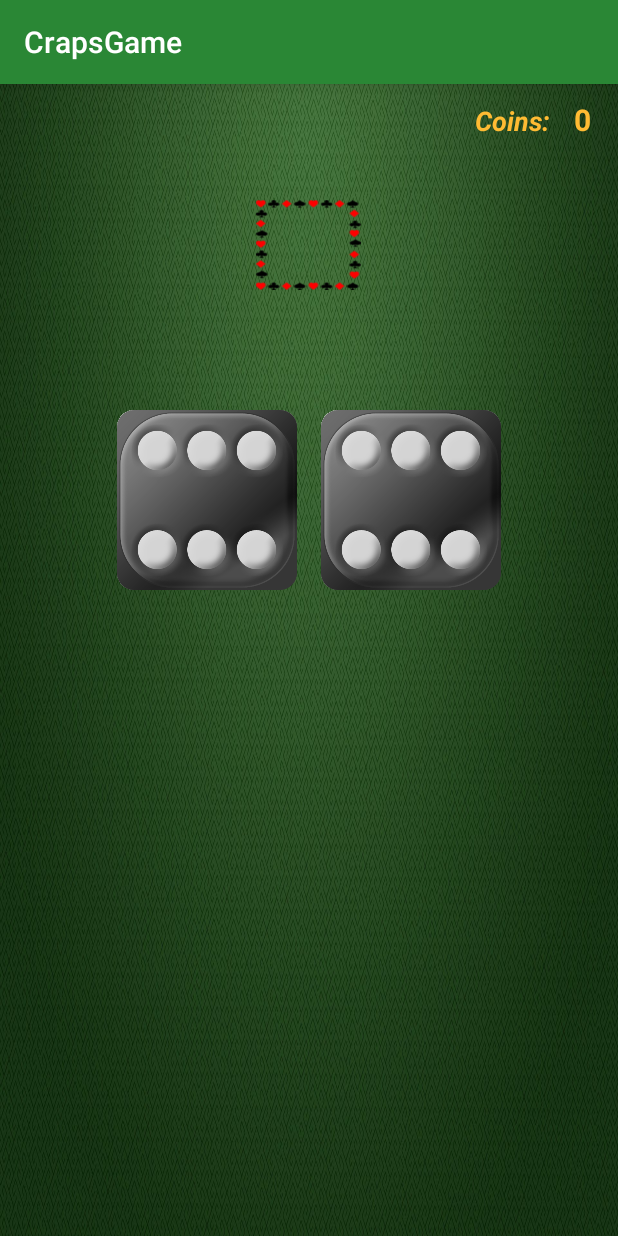
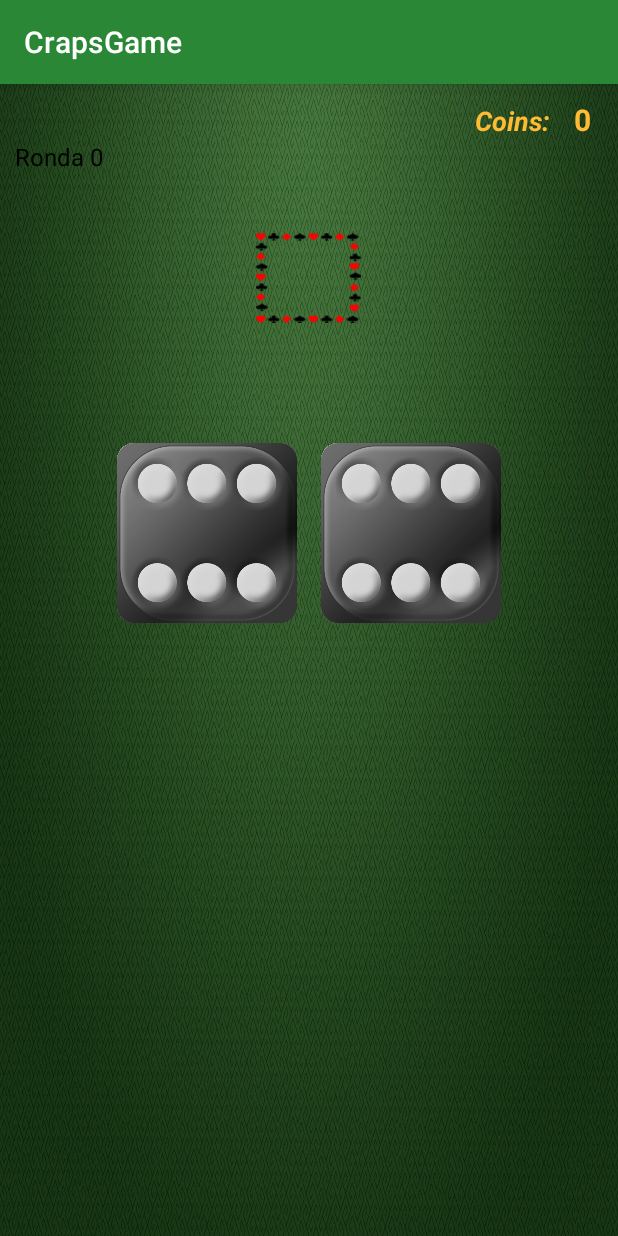
Before and after one commit to Cegoco11/Craps, an Android app: the screen it shows after launch (crapsPlay), on a phone screen of 412 x 824 dp. Run offline under Robolectric (Android 15) with nearby library versions, the phone set to English and light mode, and no system bars.

Commit message:
Añadidos
-Agregado contador de rondas que se muestra tambien en la interfaz

```diff
--- a/app/src/main/java/com/example/cegoc/craps/crapsPlay.java
+++ b/app/src/main/java/com/example/cegoc/craps/crapsPlay.java
@@ -13,14 +13,14 @@ import android.widget.Toast;
 public class crapsPlay extends AppCompatActivity {
 
     private final int MONEDAS_GANADAS=10;
-    private final int MONEDAS_PERDIDAS=8;
+    private final int MONEDAS_PERDIDAS=7;
     private String arrDado[];
     private ImageView img1;
     private ImageView img2;
     private LinearLayout dadosLayout;
-    private TextView tiradaText, monedasText;
+    private TextView tiradaText, monedasText, rondaText;
     private boolean control,hasJugado;
-    private int dado1, dado2, valorTirada1, monedas;
+    private int dado1, dado2, valorTirada1, monedas, contadorRondas;
 
     @Override
     protected void onCreate(Bundle savedInstanceState) {
@@ -36,6 +36,7 @@ public class crapsPlay extends AppCompatActivity {
         dadosLayout=(LinearLayout)findViewById(R.id.dados);
         tiradaText=(TextView)findViewById(R.id.tiradaRef);
         monedasText=(TextView) findViewById(R.id.monedas);
+        rondaText=(TextView) findViewById(R.id.numRonda);
 
         estadoInicial();
 
@@ -102,9 +103,11 @@ public class crapsPlay extends AppCompatActivity {
         control=!control;
         tirarDados();
         if(!control){
+            contadorRondas++;
+            rondaText.setText("Ronda "+Integer.toString(contadorRondas));
             int total=dado1+dado2;
+            tiradaText.setText(Integer.toString(total));
             tiradaText.setTextColor(ContextCompat.getColor(this, R.color.numeroTargetActivo));
-            tiradaText.setText(Integer.toString(total));
             switch (total) {
                 case 7:
                 case 11:
@@ -144,6 +147,8 @@ public class crapsPlay extends AppCompatActivity {
         control=!control;
         tirarDados();
         if(!control) {
+            contadorRondas++;
+            rondaText.setText("Ronda "+Integer.toString(contadorRondas));
             if (valorTirada1 == (dado1 + dado2)) {
                 // Ganas
                 Toast.makeText(this, ("+" + MONEDAS_GANADAS + " " +
@@ -170,10 +175,12 @@ public class crapsPlay extends AppCompatActivity {
      * Resea al valor inicial
      */
     private void estadoInicial(){
+        hasJugado=false;
         control=false;
-        hasJugado=false;
+        tiradaText.setTextColor(ContextCompat.getColor(this, R.color.numeroTargetDesactivado));
         valorTirada1=0;
         monedasText.setText(Integer.toString(monedas));
-        tiradaText.setTextColor(ContextCompat.getColor(this, R.color.numeroTargetDesactivado));
+        contadorRondas=0;
+        rondaText.setText("Ronda "+Integer.toString(contadorRondas));
     }
 }
--- a/app/src/main/res/layout/craps_play.xml
+++ b/app/src/main/res/layout/craps_play.xml
@@ -59,6 +59,14 @@
     </LinearLayout>
 
     <TextView
+        android:id="@+id/numRonda"
+        android:layout_width="match_parent"
+        android:layout_height="wrap_content"
+        android:layout_marginStart="10dp"
+        android:textColor="@android:color/background_dark"
+        android:textSize="16sp" />
+
+    <TextView
         android:id="@+id/tiradaRef"
         android:layout_width="70dp"
         android:layout_height="60dp"
```
